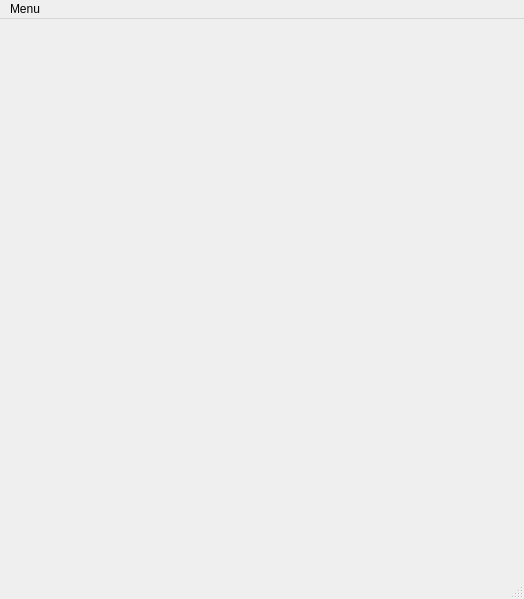
This is gui/home.ui in EnesUGR/PasswordGen as Qt 5 draws it before an edit. The edited form follows.
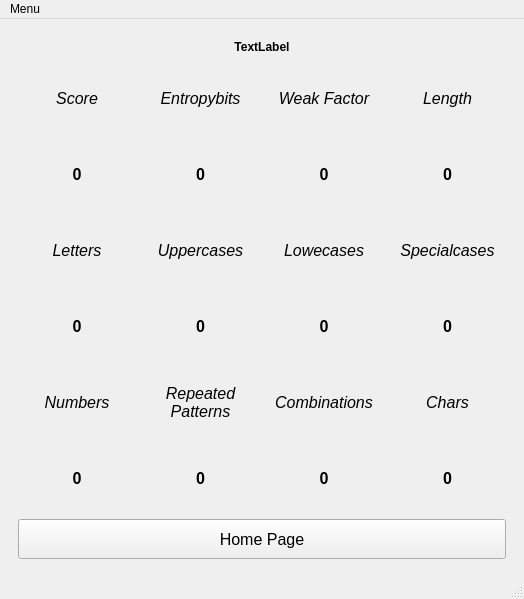
This is the edited form. The open tabs and pages were chosen to show the change.

Commit message: Check page added

What changed in the file:
```diff
--- a/gui/home.ui
+++ b/gui/home.ui
@@ -133,7 +133,459 @@
         </item>
        </layout>
       </widget>
-      <widget class="QWidget" name="page_check"/>
+      <widget class="QWidget" name="page_check">
+       <layout class="QVBoxLayout" name="verticalLayout_3">
+        <item>
+         <widget class="QLabel" name="labelChecking_password">
+          <property name="minimumSize">
+           <size>
+            <width>0</width>
+            <height>10</height>
+           </size>
+          </property>
+          <property name="maximumSize">
+           <size>
+            <width>16777215</width>
+            <height>20</height>
+           </size>
+          </property>
+          <property name="font">
+           <font>
+            <bold>true</bold>
+           </font>
+          </property>
+          <property name="text">
+           <string>TextLabel</string>
+          </property>
+          <property name="alignment">
+           <set>Qt::AlignCenter</set>
+          </property>
+         </widget>
+        </item>
+        <item>
+         <layout class="QGridLayout" name="gridLayout_check">
+          <item row="2" column="0">
+           <widget class="QLabel" name="label_5">
+            <property name="font">
+             <font>
+              <pointsize>12</pointsize>
+              <italic>true</italic>
+             </font>
+            </property>
+            <property name="text">
+             <string>Letters</string>
+            </property>
+            <property name="alignment">
+             <set>Qt::AlignCenter</set>
+            </property>
+           </widget>
+          </item>
+          <item row="0" column="1">
+           <widget class="QLabel" name="label_3">
+            <property name="font">
+             <font>
+              <pointsize>12</pointsize>
+              <italic>true</italic>
+             </font>
+            </property>
+            <property name="text">
+             <string>Entropybits</string>
+            </property>
+            <property name="alignment">
+             <set>Qt::AlignCenter</set>
+            </property>
+           </widget>
+          </item>
+          <item row="2" column="1">
+           <widget class="QLabel" name="label_6">
+            <property name="font">
+             <font>
+              <pointsize>12</pointsize>
+              <italic>true</italic>
+             </font>
+            </property>
+            <property name="text">
+             <string>Uppercases</string>
+            </property>
+            <property name="alignment">
+             <set>Qt::AlignCenter</set>
+            </property>
+           </widget>
+          </item>
+          <item row="0" column="4">
+           <widget class="QLabel" name="label_13">
+            <property name="font">
+             <font>
+              <pointsize>12</pointsize>
+              <italic>true</italic>
+             </font>
+            </property>
+            <property name="text">
+             <string>Length</string>
+            </property>
+            <property name="alignment">
+             <set>Qt::AlignCenter</set>
+            </property>
+           </widget>
+          </item>
+          <item row="3" column="0">
+           <widget class="QLabel" name="labelChecking_letters">
+            <property name="font">
+             <font>
+              <pointsize>12</pointsize>
+              <italic>false</italic>
+              <bold>true</bold>
+             </font>
+            </property>
+            <property name="text">
+             <string>0</string>
+            </property>
+            <property name="alignment">
+             <set>Qt::AlignCenter</set>
+            </property>
+           </widget>
+          </item>
+          <item row="4" column="4">
+           <widget class="QLabel" name="label_12">
+            <property name="font">
+             <font>
+              <pointsize>12</pointsize>
+              <italic>true</italic>
+             </font>
+            </property>
+            <property name="text">
+             <string>Chars</string>
+            </property>
+            <property name="alignment">
+             <set>Qt::AlignCenter</set>
+            </property>
+           </widget>
+          </item>
+          <item row="1" column="0">
+           <widget class="QLabel" name="labelChecking_score">
+            <property name="font">
+             <font>
+              <pointsize>12</pointsize>
+              <italic>false</italic>
+              <bold>true</bold>
+             </font>
+            </property>
+            <property name="text">
+             <string>0</string>
+            </property>
+            <property name="alignment">
+             <set>Qt::AlignCenter</set>
+            </property>
+           </widget>
+          </item>
+          <item row="4" column="1">
+           <widget class="QLabel" name="label_10">
+            <property name="font">
+             <font>
+              <pointsize>12</pointsize>
+              <italic>true</italic>
+             </font>
+            </property>
+            <property name="text">
+             <string>Repeated
+Patterns</string>
+            </property>
+            <property name="alignment">
+             <set>Qt::AlignCenter</set>
+            </property>
+           </widget>
+          </item>
+          <item row="2" column="4">
+           <widget class="QLabel" name="label_8">
+            <property name="font">
+             <font>
+              <pointsize>12</pointsize>
+              <italic>true</italic>
+             </font>
+            </property>
+            <property name="text">
+             <string>Specialcases</string>
+            </property>
+            <property name="alignment">
+             <set>Qt::AlignCenter</set>
+            </property>
+           </widget>
+          </item>
+          <item row="2" column="2">
+           <widget class="QLabel" name="label_7">
+            <property name="font">
+             <font>
+              <pointsize>12</pointsize>
+              <italic>true</italic>
+             </font>
+            </property>
+            <property name="text">
+             <string>Lowecases</string>
+            </property>
+            <property name="alignment">
+             <set>Qt::AlignCenter</set>
+            </property>
+           </widget>
+          </item>
+          <item row="4" column="2">
+           <widget class="QLabel" name="label_11">
+            <property name="font">
+             <font>
+              <pointsize>12</pointsize>
+              <italic>true</italic>
+             </font>
+            </property>
+            <property name="text">
+             <string>Combinations</string>
+            </property>
+            <property name="alignment">
+             <set>Qt::AlignCenter</set>
+            </property>
+           </widget>
+          </item>
+          <item row="0" column="2">
+           <widget class="QLabel" name="label_4">
+            <property name="font">
+             <font>
+              <pointsize>12</pointsize>
+              <italic>true</italic>
+             </font>
+            </property>
+            <property name="text">
+             <string>Weak Factor</string>
+            </property>
+            <property name="alignment">
+             <set>Qt::AlignCenter</set>
+            </property>
+           </widget>
+          </item>
+          <item row="0" column="0">
+           <widget class="QLabel" name="label_1">
+            <property name="font">
+             <font>
+              <pointsize>12</pointsize>
+              <italic>true</italic>
+             </font>
+            </property>
+            <property name="text">
+             <string>Score</string>
+            </property>
+            <property name="alignment">
+             <set>Qt::AlignCenter</set>
+            </property>
+           </widget>
+          </item>
+          <item row="4" column="0">
+           <widget class="QLabel" name="label_9">
+            <property name="font">
+             <font>
+              <pointsize>12</pointsize>
+              <italic>true</italic>
+             </font>
+            </property>
+            <property name="text">
+             <string>Numbers</string>
+            </property>
+            <property name="alignment">
+             <set>Qt::AlignCenter</set>
+            </property>
+           </widget>
+          </item>
+          <item row="5" column="0">
+           <widget class="QLabel" name="labelChecking_nums">
+            <property name="font">
+             <font>
+              <pointsize>12</pointsize>
+              <italic>false</italic>
+              <bold>true</bold>
+             </font>
+            </property>
+            <property name="text">
+             <string>0</string>
+            </property>
+            <property name="alignment">
+             <set>Qt::AlignCenter</set>
+            </property>
+           </widget>
+          </item>
+          <item row="1" column="1">
+           <widget class="QLabel" name="labelChecking_eabits">
+            <property name="font">
+             <font>
+              <pointsize>12</pointsize>
+              <italic>false</italic>
+              <bold>true</bold>
+             </font>
+            </property>
+            <property name="text">
+             <string>0</string>
+            </property>
+            <property name="alignment">
+             <set>Qt::AlignCenter</set>
+            </property>
+           </widget>
+          </item>
+          <item row="1" column="2">
+           <widget class="QLabel" name="labelChecking_weakFactor">
+            <property name="font">
+             <font>
+              <pointsize>12</pointsize>
+              <italic>false</italic>
+              <bold>true</bold>
+             </font>
+            </property>
+            <property name="text">
+             <string>0</string>
+            </property>
+            <property name="alignment">
+             <set>Qt::AlignCenter</set>
+            </property>
+           </widget>
+          </item>
+          <item row="1" column="4">
+           <widget class="QLabel" name="labelChecking_length">
+            <property name="font">
+             <font>
+              <pointsize>12</pointsize>
+              <italic>false</italic>
+              <bold>true</bold>
+             </font>
+            </property>
+            <property name="text">
+             <string>0</string>
+            </property>
+            <property name="alignment">
+             <set>Qt::AlignCenter</set>
+            </property>
+           </widget>
+          </item>
+          <item row="3" column="1">
+           <widget class="QLabel" name="labelChecking_uppercase">
+            <property name="font">
+             <font>
+              <pointsize>12</pointsize>
+              <italic>false</italic>
+              <bold>true</bold>
+             </font>
+            </property>
+            <property name="text">
+             <string>0</string>
+            </property>
+            <property name="alignment">
+             <set>Qt::AlignCenter</set>
+            </property>
+           </widget>
+          </item>
+          <item row="3" column="2">
+           <widget class="QLabel" name="labelChecking_lowercase">
+            <property name="font">
+             <font>
+              <pointsize>12</pointsize>
+              <italic>false</italic>
+              <bold>true</bold>
+             </font>
+            </property>
+            <property name="text">
+             <string>0</string>
+            </property>
+            <property name="alignment">
+             <set>Qt::AlignCenter</set>
+            </property>
+           </widget>
+          </item>
+          <item row="3" column="4">
+           <widget class="QLabel" name="labelChecking_specialcase">
+            <property name="font">
+             <font>
+              <pointsize>12</pointsize>
+              <italic>false</italic>
+              <bold>true</bold>
+             </font>
+            </property>
+            <property name="text">
+             <string>0</string>
+            </property>
+            <property name="alignment">
+             <set>Qt::AlignCenter</set>
+            </property>
+           </widget>
+          </item>
+          <item row="5" column="1">
+           <widget class="QLabel" name="labelChecking_repeated">
+            <property name="font">
+             <font>
+              <pointsize>12</pointsize>
+              <italic>false</italic>
+              <bold>true</bold>
+             </font>
+            </property>
+            <property name="text">
+             <string>0</string>
+            </property>
+            <property name="alignment">
+             <set>Qt::AlignCenter</set>
+            </property>
+           </widget>
+          </item>
+          <item row="5" column="2">
+           <widget class="QLabel" name="labelChecking_combs">
+            <property name="font">
+             <font>
+              <pointsize>12</pointsize>
+              <italic>false</italic>
+              <bold>true</bold>
+             </font>
+            </property>
+            <property name="text">
+             <string>0</string>
+            </property>
+            <property name="alignment">
+             <set>Qt::AlignCenter</set>
+            </property>
+           </widget>
+          </item>
+          <item row="5" column="4">
+           <widget class="QLabel" name="labelChecking_chars">
+            <property name="font">
+             <font>
+              <pointsize>12</pointsize>
+              <italic>false</italic>
+              <bold>true</bold>
+             </font>
+            </property>
+            <property name="text">
+             <string>0</string>
+            </property>
+            <property name="alignment">
+             <set>Qt::AlignCenter</set>
+            </property>
+           </widget>
+          </item>
+         </layout>
+        </item>
+        <item>
+         <widget class="QPushButton" name="pushButton_gohome">
+          <property name="minimumSize">
+           <size>
+            <width>0</width>
+            <height>40</height>
+           </size>
+          </property>
+          <property name="font">
+           <font>
+            <pointsize>12</pointsize>
+           </font>
+          </property>
+          <property name="cursor">
+           <cursorShape>PointingHandCursor</cursorShape>
+          </property>
+          <property name="text">
+           <string>Home Page</string>
+          </property>
+         </widget>
+        </item>
+       </layout>
+      </widget>
      </widget>
     </item>
    </layout>
```
Left out of the diff: 3 changed lines with no effect on the pictures. The commit also changes 2 other files.
